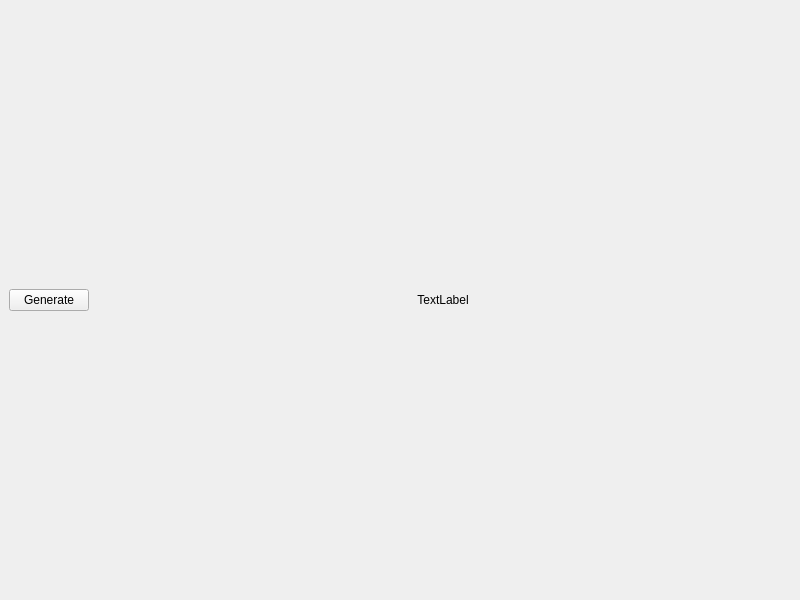
First picture: the form in mainwindow.ui, repository adrianyuenmi/ScatterSeriesTest, before the edit.
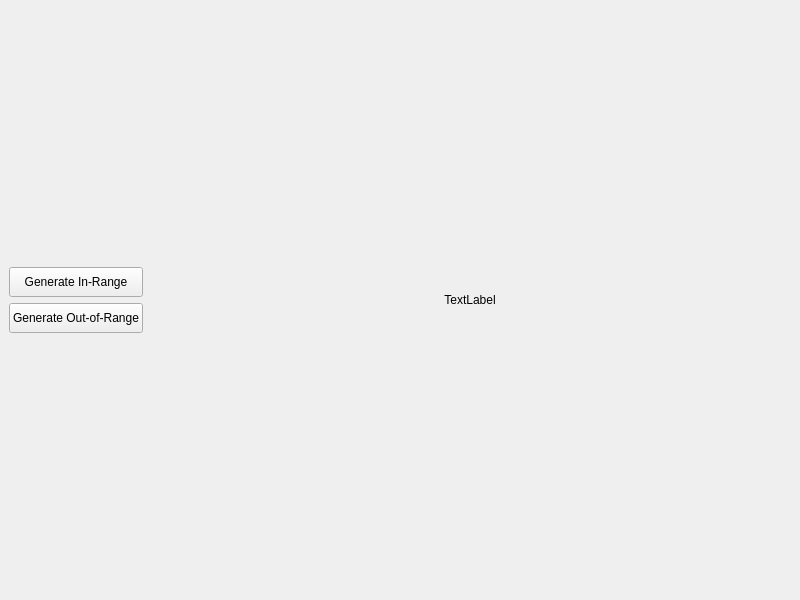
Second picture: the form after the edit.

Commit message: Added README.md and second bottom for in- and out-of-range values

What changed in the file:
```diff
--- a/mainwindow.ui
+++ b/mainwindow.ui
@@ -85,13 +85,58 @@
     </item>
     <item row="0" column="0" rowspan="3">
      <layout class="QVBoxLayout" name="verticalLayout">
+      <item>
+       <spacer name="verticalSpacer_4">
+        <property name="orientation">
+         <enum>Qt::Vertical</enum>
+        </property>
+        <property name="sizeHint" stdset="0">
+         <size>
+          <width>20</width>
+          <height>40</height>
+         </size>
+        </property>
+       </spacer>
+      </item>
       <item>
        <widget class="QPushButton" name="pushButton_Generate">
+        <property name="minimumSize">
+         <size>
+          <width>0</width>
+          <height>30</height>
+         </size>
+        </property>
         <property name="text">
-         <string>Generate</string>
+         <string>Generate In-Range</string>
         </property>
        </widget>
       </item>
+      <item>
+       <widget class="QPushButton" name="pushButton_GenerateOut">
+        <property name="minimumSize">
+         <size>
+          <width>0</width>
+          <height>30</height>
+         </size>
+        </property>
+        <property name="text">
+         <string>Generate Out-of-Range</string>
+        </property>
+       </widget>
+      </item>
+      <item>
+       <spacer name="verticalSpacer_3">
+        <property name="orientation">
+         <enum>Qt::Vertical</enum>
+        </property>
+        <property name="sizeHint" stdset="0">
+         <size>
+          <width>20</width>
+          <height>40</height>
+         </size>
+        </property>
+       </spacer>
+      </item>
      </layout>
     </item>
    </layout>
```
Left out of the diff: 78 changed lines with no effect on the pictures. The commit also changes 5 other files.
